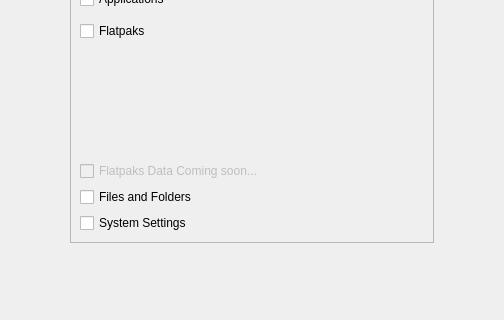
Before: the Qt Designer form src/ui/migration.ui in GeovaneJefferson/timemachine, drawn with Qt 5; both pictures show x 198 to 702 and y 164 to 484 of the 900 by 600 pixel window.
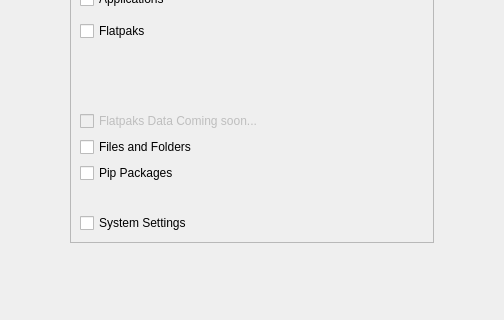
After: the same form once the commit is applied. The open tabs and pages were chosen to show the change. Icons and pictures are not drawn.

```diff
--- a/src/ui/migration.ui
+++ b/src/ui/migration.ui
@@ -676,9 +676,9 @@
                  <property name="geometry">
                   <rect>
                    <x>0</x>
-                   <y>0</y>
-                   <width>362</width>
-                   <height>262</height>
+                   <y>-50</y>
+                   <width>348</width>
+                   <height>312</height>
                   </rect>
                  </property>
                  <layout class="QVBoxLayout" name="verticalLayout_10">
@@ -839,6 +839,31 @@
                     </property>
                    </widget>
                   </item>
+                  <item>
+                   <widget class="QCheckBox" name="checkbox_pip_page3">
+                    <property name="text">
+                     <string>Pip Packages</string>
+                    </property>
+                    <property name="icon">
+                     <iconset theme="application-x-executable"/>
+                    </property>
+                    <property name="iconSize">
+                     <size>
+                      <width>32</width>
+                      <height>32</height>
+                     </size>
+                    </property>
+                   </widget>
+                  </item>
+                  <item>
+                   <widget class="QWidget" name="pip_sub_widget_page3" native="true">
+                    <layout class="QVBoxLayout" name="verticalLayout_13">
+                     <item>
+                      <layout class="QVBoxLayout" name="pip_sub_checkbox_layout_page3"/>
+                     </item>
+                    </layout>
+                   </widget>
+                  </item>
                   <item>
                    <widget class="QCheckBox" name="checkbox_system_settings_page3">
                     <property name="toolTip">
```
Left out of the diff: 3 changed lines with no effect on the pictures.
